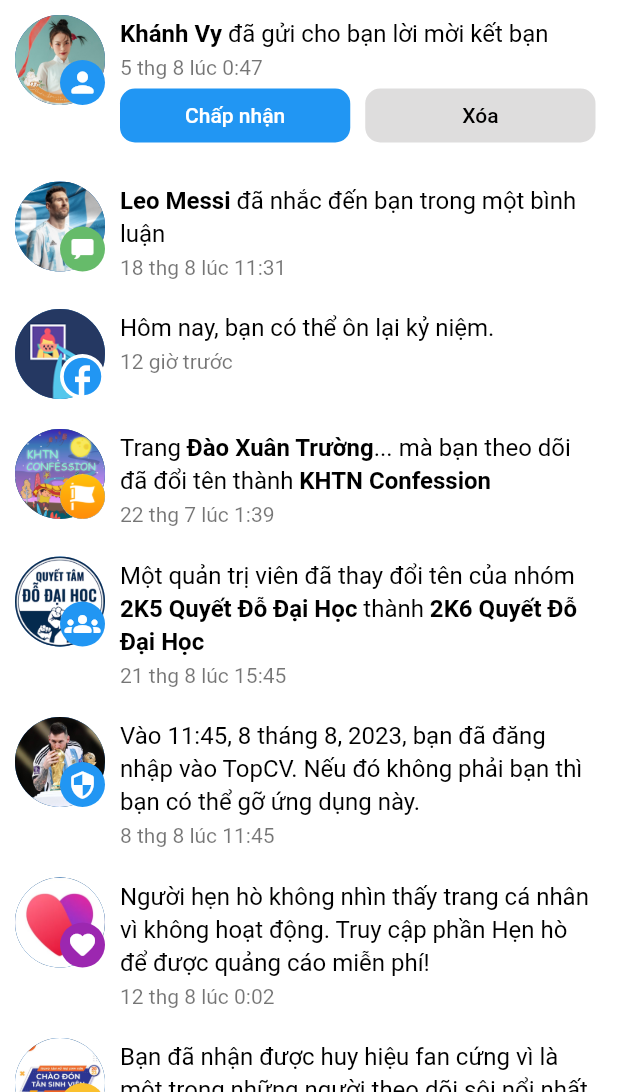
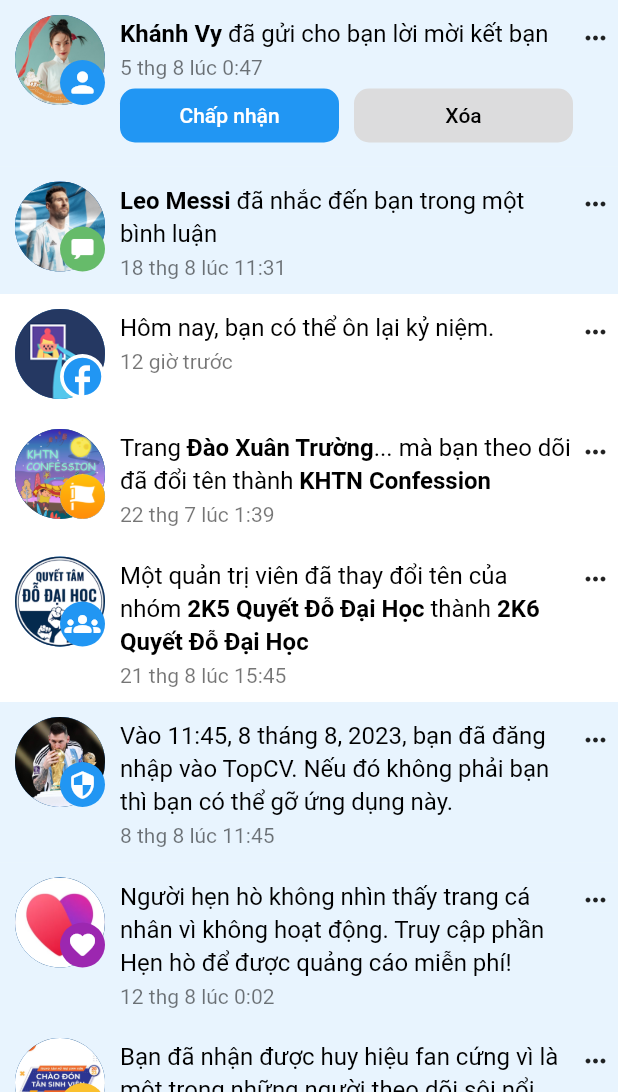
Before and after one commit to Dat-TG/facebook-clone-flutter, a Flutter app: the screen it shows after launch, tab 5 chosen, on a phone screen of 412 x 824 dp, the part 144-1236 px from its top. Run offline on Flutter 3.47's test engine with Material 2 defaults, Android fonts, the phone set to English and light mode, and no system bars.

Commit message:
seen notifications

```diff
--- a/lib/features/notifications/screens/notifications_screen.dart
+++ b/lib/features/notifications/screens/notifications_screen.dart
@@ -31,7 +31,7 @@
         image: 'assets/images/memory.png',
         time: '12 giờ trước',
         type: 'memory',
-    ),
+        seen: true),
     Noti(
         content:
             'Trang Đào Xuân Trường... mà bạn theo dõi đã đổi tên thành KHTN Confession',
@@ -39,7 +39,7 @@
         time: '22 thg 7 lúc 1:39',
         type: 'page',
         bold: ['Đào Xuân Trường', 'KHTN Confession'],
-    ),
+        seen: true),
     Noti(
         content:
             'Một quản trị viên đã thay đổi tên của nhóm 2K5 Quyết Đỗ Đại Học thành 2K6 Quyết Đỗ Đại Học',
@@ -47,7 +47,7 @@
         time: '21 thg 8 lúc 15:45',
         type: 'group',
         bold: ['2K5 Quyết Đỗ Đại Học', '2K6 Quyết Đỗ Đại Học'],
-    ),
+        seen: true),
     Noti(
       content:
           'Vào 11:45, 8 tháng 8, 2023, bạn đã đăng nhập vào TopCV. Nếu đó không phải bạn thì bạn có thể gỡ ứng dụng này.',
@@ -94,7 +94,7 @@
         time: '1 thg 7 lúc 10:20',
         type: 'haha',
         bold: ['Minh Trí'],
-    ),
+        seen: true),
     Noti(
         content:
             'Vuong Hong Thuy và 100 người khác đã bày tỏ cảm xúc về một ảnh.',
@@ -102,7 +102,7 @@
         time: '30 thg 6 lúc 11:21',
         type: 'sad',
         bold: ['Vuong Hong Thuy'],
-    ),
+        seen: true),
     Noti(
       content:
           'Nguyễn Thị Minh Tuyền và 99 người khác đã bày tỏ cảm xúc về một ảnh.',
@@ -117,14 +117,14 @@
         time: '25 thg 6 lúc 07:44',
         type: 'wow',
         bold: ['Hà Linhh'],
-    ),
+        seen: true),
     Noti(
         content: 'Bảo Ngân và 299 người khác đã bày tỏ cảm xúc về một ảnh.',
         image: 'assets/images/user/baongan.jpg',
         time: '21 thg 6 lúc 08:22',
         type: 'angry',
         bold: ['Bảo Ngân'],
-    ),
+        seen: true),
   ];
 
   ScrollController scrollController =
--- a/lib/features/notifications/widgets/single_notification.dart
+++ b/lib/features/notifications/widgets/single_notification.dart
@@ -34,12 +34,26 @@
 
   @override
   Widget build(BuildContext context) {
-    return InkWell(
+    return Material(
+      color: Colors.transparent,
+      child: InkWell(
         onTap: () {},
+        child: Container(
+          decoration: BoxDecoration(
+            color: widget.notification.seen == true
+                ? Colors.white.withOpacity(0.1)
+                : Colors.blue.withOpacity(0.1),
+          ),
           child: Padding(
-        padding: const EdgeInsets.all(10),
+            padding: const EdgeInsets.only(
+              left: 10,
+              top: 10,
+              bottom: 10,
+              right: 0,
+            ),
             child: Row(
               crossAxisAlignment: CrossAxisAlignment.start,
+              mainAxisAlignment: MainAxisAlignment.spaceBetween,
               children: [
                 SizedBox(
                   height: 60,
@@ -55,7 +69,8 @@
                           ),
                         ),
                         child: CircleAvatar(
-                      backgroundImage: AssetImage(widget.notification.image),
+                          backgroundImage:
+                              AssetImage(widget.notification.image),
                           radius: 40,
                         ),
                       ),
@@ -83,9 +98,11 @@
                                                   : widget.notification.type ==
                                                           'date'
                                                       ? Colors.purple
-                                                  : widget.notification.type ==
+                                                      : widget.notification
+                                                                  .type ==
                                                               'badge'
-                                                      ? Colors.yellow.shade700
+                                                          ? Colors
+                                                              .yellow.shade700
                                                           : Colors.white),
                           child: (widget.notification.type == 'memory')
                               ? const Icon(
@@ -101,7 +118,8 @@
                                     )
                                   : (widget.notification.type == 'comment')
                                       ? const ImageIcon(
-                                      AssetImage('assets/images/white-cmt.png'),
+                                          AssetImage(
+                                              'assets/images/white-cmt.png'),
                                           color: Colors.white,
                                           size: 16,
                                         )
@@ -109,7 +127,8 @@
                                           ? const CircleAvatar(
                                               backgroundImage: AssetImage(
                                                   'assets/images/flag.png'))
-                                      : (widget.notification.type == 'group')
+                                          : (widget.notification.type ==
+                                                  'group')
                                               ? const Icon(
                                                   Icons.groups_rounded,
                                                   color: Colors.white,
@@ -125,18 +144,21 @@
                                                   : (widget.notification.type ==
                                                           'date')
                                                       ? const Icon(
-                                                      Icons.favorite_rounded,
+                                                          Icons
+                                                              .favorite_rounded,
                                                           color: Colors.white,
                                                           size: 20,
                                                         )
-                                                  : (widget.notification.type ==
+                                                      : (widget.notification
+                                                                  .type ==
                                                               'badge')
                                                           ? const ImageIcon(
                                                               AssetImage(
                                                                 'assets/images/trophy.png',
                                                               ),
                                                               size: 18,
-                                                          color: Colors.white,
+                                                              color:
+                                                                  Colors.white,
                                                             )
                                                           : (widget.notification
                                                                       .type ==
@@ -153,15 +175,12 @@
                                                                           'haha')
                                                                       ? Image.asset(
                                                                           'assets/images/reactions/haha.png')
-                                                                  : (widget.notification
-                                                                              .type ==
+                                                                      : (widget.notification.type ==
                                                                               'wow')
                                                                           ? Image.asset(
                                                                               'assets/images/reactions/wow.png')
-                                                                      : (widget.notification.type ==
-                                                                              'lovelove')
-                                                                          ? Image.asset(
-                                                                              'assets/images/reactions/care.png')
+                                                                          : (widget.notification.type == 'lovelove')
+                                                                              ? Image.asset('assets/images/reactions/care.png')
                                                                               : (widget.notification.type == 'sad')
                                                                                   ? Image.asset('assets/images/reactions/sad.png')
                                                                                   : (widget.notification.type == 'angry')
@@ -176,9 +195,9 @@
                     ],
                   ),
                 ),
-            Container(
+                Expanded(
+                  child: Container(
                     padding: const EdgeInsets.only(left: 10),
-              width: MediaQuery.of(context).size.width - 60 - 25,
                     child: Column(
                       crossAxisAlignment: CrossAxisAlignment.start,
                       mainAxisAlignment: MainAxisAlignment.spaceBetween,
@@ -190,15 +209,18 @@
                               // Note: Styles for TextSpans must be explicitly defined.
                               // Child text spans will inherit styles from parent
                               style: const TextStyle(
-                            color: Colors.black, fontSize: 16, height: 1.4),
+                                  color: Colors.black,
+                                  fontSize: 16,
+                                  height: 1.4),
                               children: texts
                                   .map(
                                     (e) => TextSpan(
                                       text: e,
                                       style: TextStyle(
-                                  fontWeight: widget.notification.bold !=
-                                              null &&
-                                          widget.notification.bold!.contains(e)
+                                        fontWeight:
+                                            widget.notification.bold != null &&
+                                                    widget.notification.bold!
+                                                        .contains(e)
                                                 ? FontWeight.bold
                                                 : FontWeight.normal,
                                       ),
@@ -244,8 +266,8 @@
                                   onPressed: () {},
                                   style: ElevatedButton.styleFrom(
                                       elevation: 0,
-                                backgroundColor:
-                                    const Color.fromARGB(237, 219, 218, 218),
+                                      backgroundColor: const Color.fromARGB(
+                                          237, 219, 218, 218),
                                       shape: RoundedRectangleBorder(
                                         borderRadius: BorderRadius.circular(10),
                                       ),
@@ -260,8 +282,24 @@
                           )
                       ],
                     ),
+                  ),
+                ),
+                SizedBox(
+                  width: 30,
+                  height: 30,
+                  child: IconButton(
+                    padding: const EdgeInsets.all(5),
+                    splashRadius: 20,
+                    onPressed: () {},
+                    icon: const Icon(
+                      Icons.more_horiz_rounded,
+                      size: 20,
+                    ),
+                  ),
                 )
               ],
+            ),
+          ),
         ),
       ),
     );
```
Lines whose indentation alone changed are shown as unchanged.
